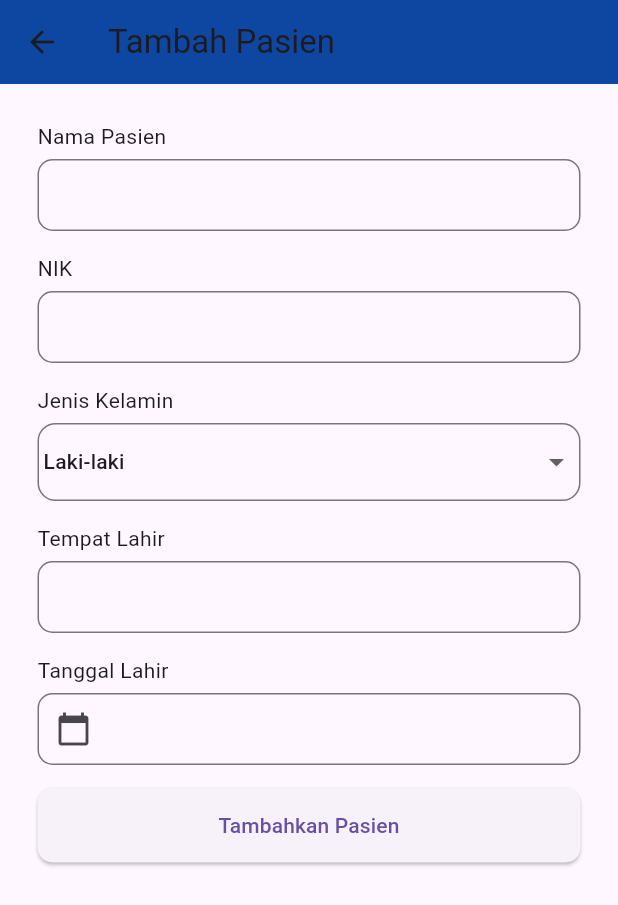
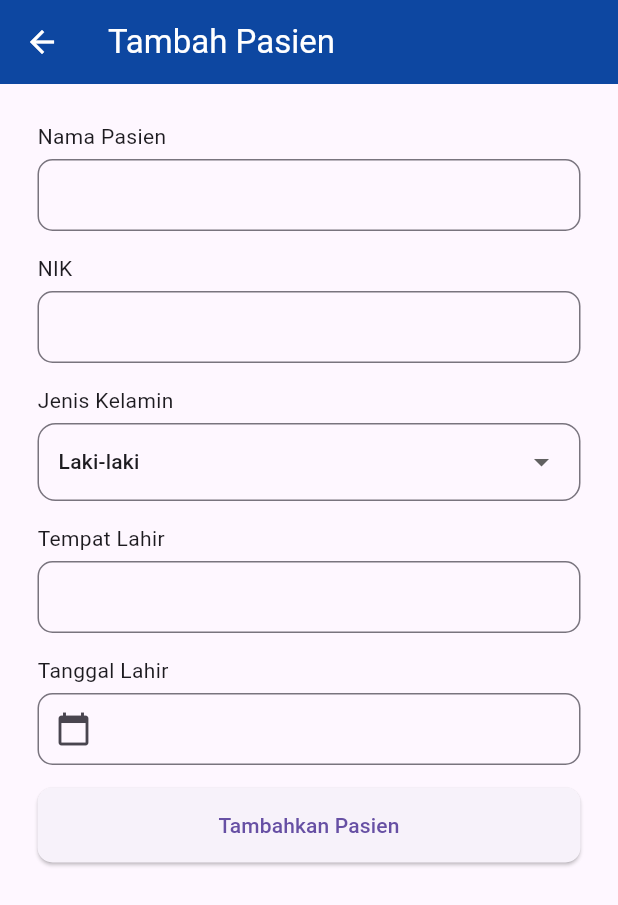
Before and after one commit to Firdiyalmdh/Smart_Odontogram, a Flutter app: the AddPatientScreen screen opened by its route, on a phone screen of 412 x 824 dp. Shown: the top 905 px of the screen. Run offline on Flutter 3.47's test engine with Material 3 defaults, Android fonts, the phone set to English and light mode, and no system bars; our stand-ins replace cloud_firestore, equatable, firebase_auth, firebase_core, get, image_picker; accounts and stored records are empty.

Commit message:
adjust UI

```diff
--- a/lib/modules/home/controllers/home_controller.dart
+++ b/lib/modules/home/controllers/home_controller.dart
@@ -25,7 +25,7 @@ class HomeController extends GetxController {
   @override
   void onReady() async {
     super.onReady();
-    await authService.getUserDetail();
+    await getUserDetail();
     patients.bindStream(getAllPatients());
   }
 
--- a/lib/modules/home/views/home_screen.dart
+++ b/lib/modules/home/views/home_screen.dart
@@ -31,6 +31,10 @@ class HomeScreen extends GetView<HomeController> {
                     color: Colors.grey[600]),
               ),
             ),
+            Obx(() {
+              print(controller.user.value);
+              return SizedBox();
+            }),
             const SizedBox(height: 20),
             Container(
               width: 390,
--- a/lib/modules/patient/views/add_patient_screen.dart
+++ b/lib/modules/patient/views/add_patient_screen.dart
@@ -9,7 +9,15 @@ class AddPatientScreen extends GetView<AddPatientController> {
   Widget build(BuildContext context) {
     return Scaffold(
       appBar: AppBar(
-        title: const Text("Tambah Pasien"),
+        title: const Text(
+          "Tambah Pasien",
+          style: TextStyle(
+            color: Colors.white,
+          ),
+        ),
+        iconTheme: const IconThemeData(
+          color: Colors.white,
+        ),
         backgroundColor: Colors.blue[900],
       ),
       body: SingleChildScrollView(
@@ -55,8 +63,12 @@ class AddPatientScreen extends GetView<AddPatientController> {
               InputDecorator(
                 decoration: InputDecoration(
                   border: OutlineInputBorder(
-                      borderRadius: BorderRadius.circular(12.0)),
-                  contentPadding: const EdgeInsets.symmetric(vertical: 2.0),
+                    borderRadius: BorderRadius.circular(12.0),
+                  ),
+                  contentPadding: const EdgeInsets.symmetric(
+                    vertical: 2.0,
+                    horizontal: 10,
+                  ),
                 ),
                 child: DropdownButtonHideUnderline(
                   child: Obx(
@@ -72,11 +84,12 @@ class AddPatientScreen extends GetView<AddPatientController> {
                           ),
                         ),
                         DropdownMenuItem(
-                            value: "Perempuan",
-                            child: Text(
-                              "Perempuan",
-                              style: TextStyle(fontSize: 14),
-                            )),
+                          value: "Perempuan",
+                          child: Text(
+                            "Perempuan",
+                            style: TextStyle(fontSize: 14),
+                          ),
+                        ),
                       ],
                       onChanged: (value) {
                         controller.selectedGender.value = value.toString();
```
Also changed, not shown: lib/modules/patient/views/detail_patient_screen.dart (+9 -1 lines).
